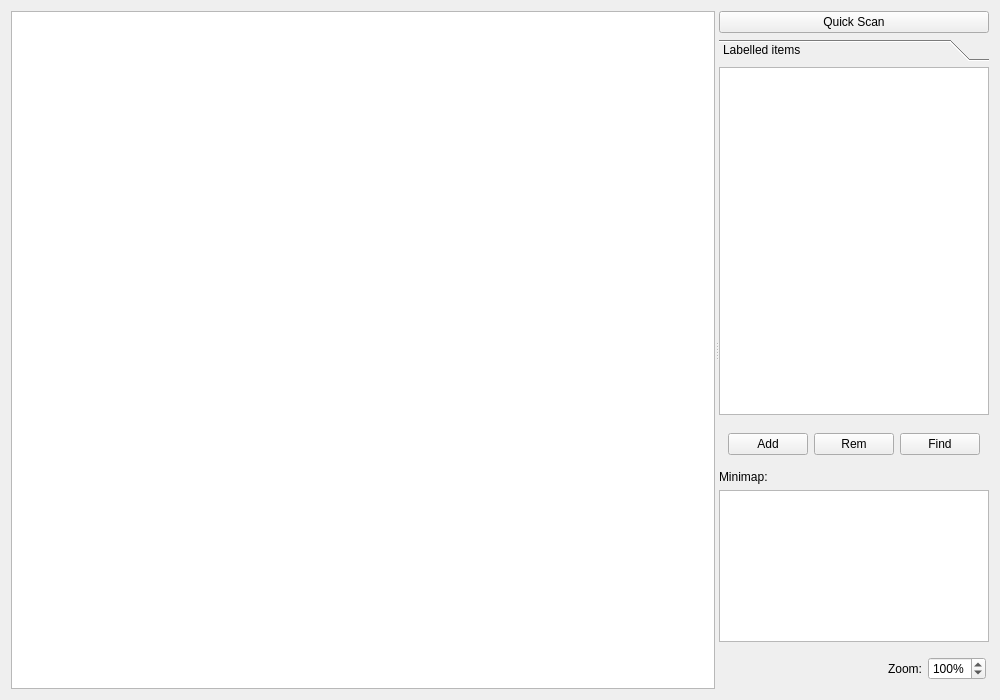
Old version of the form devel/displot_image.ui in the repository bjstarosta/displot.
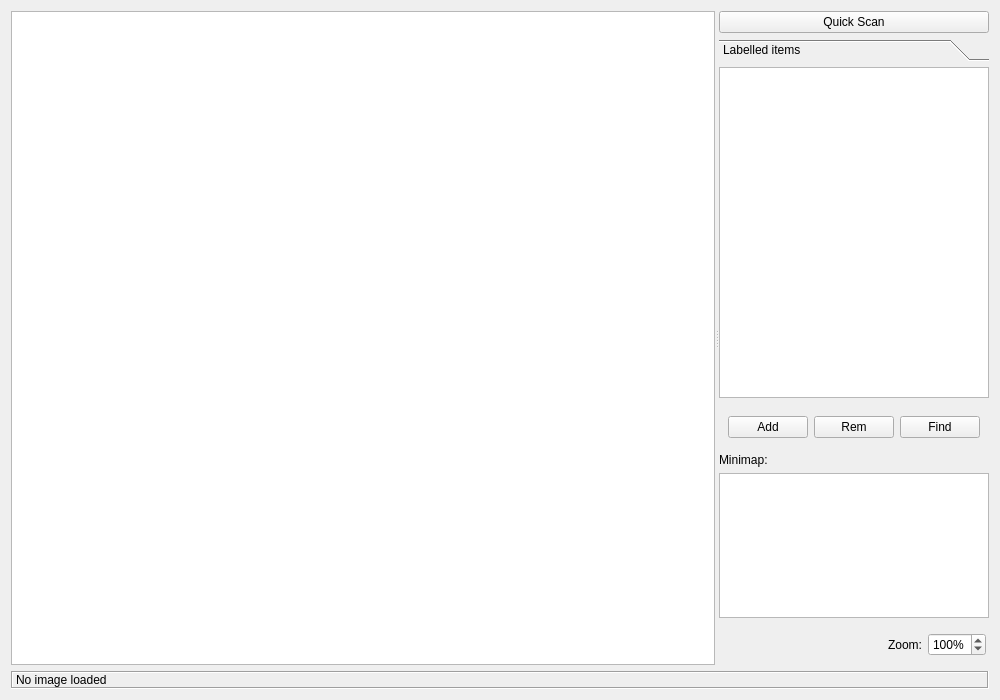
New version of the form.

Commit message: image loading now works sort of

```diff
--- a/devel/displot_image.ui
+++ b/devel/displot_image.ui
@@ -19,9 +19,15 @@
   <property name="windowTitle">
    <string>Form</string>
   </property>
-  <layout class="QGridLayout" name="gridLayout">
-   <item row="0" column="0">
+  <layout class="QVBoxLayout" name="verticalLayout">
+   <item>
     <widget class="QSplitter" name="splitter">
+     <property name="sizePolicy">
+      <sizepolicy hsizetype="Expanding" vsizetype="Expanding">
+       <horstretch>0</horstretch>
+       <verstretch>0</verstretch>
+      </sizepolicy>
+     </property>
      <property name="orientation">
       <enum>Qt::Horizontal</enum>
      </property>
@@ -71,7 +77,7 @@
             <x>0</x>
             <y>0</y>
             <width>270</width>
-            <height>330</height>
+            <height>304</height>
            </rect>
           </property>
           <attribute name="label">
@@ -199,6 +205,35 @@
      </widget>
     </widget>
    </item>
+   <item>
+    <layout class="QHBoxLayout" name="infoBar">
+     <item>
+      <widget class="QLabel" name="imageInfo">
+       <property name="sizePolicy">
+        <sizepolicy hsizetype="Preferred" vsizetype="Preferred">
+         <horstretch>0</horstretch>
+         <verstretch>0</verstretch>
+        </sizepolicy>
+       </property>
+       <property name="minimumSize">
+        <size>
+         <width>300</width>
+         <height>0</height>
+        </size>
+       </property>
+       <property name="frameShape">
+        <enum>QFrame::Box</enum>
+       </property>
+       <property name="frameShadow">
+        <enum>QFrame::Sunken</enum>
+       </property>
+       <property name="text">
+        <string>No image loaded</string>
+       </property>
+      </widget>
+     </item>
+    </layout>
+   </item>
   </layout>
  </widget>
  <resources/>
```
The commit also changes 6 other files.
